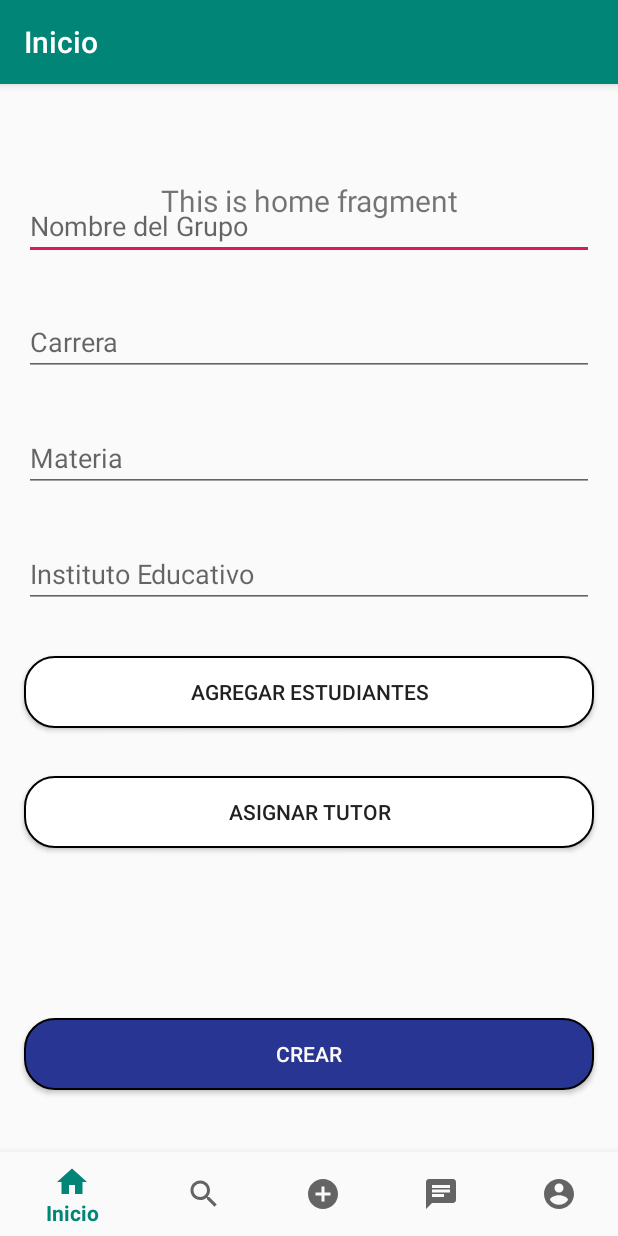
After one commit to alanbraidot/StudyGroup, an Android app: the CrearGrupo screen opened directly, with no data from a screen before it, on a phone screen of 412 x 824 dp. The commit adds this screen. Run offline under Robolectric (Android 15) with nearby library versions, the phone set to English and light mode, and no system bars; our stand-ins replace navigation-ui.

Commit message:
Se hizo Crear Grupo y Perfil

```diff
--- a/app/src/main/AndroidManifest.xml
+++ b/app/src/main/AndroidManifest.xml
@@ -9,10 +9,14 @@
         android:roundIcon="@mipmap/ic_launcher_round"
         android:supportsRtl="true"
         android:theme="@style/AppTheme">
-        <activity android:name=".activities.RegistroDatos"/>
+        <activity
+            android:name=".activities.CrearGrupo"
+            android:label="@string/title_activity_crear_grupo"></activity>
+        <activity android:name=".activities.RegistroDatos" />
         <activity android:name=".activities.MainActivity">
             <intent-filter>
                 <action android:name="android.intent.action.MAIN" />
+
                 <category android:name="android.intent.category.LAUNCHER" />
             </intent-filter>
         </activity>
--- /dev/null
+++ b/app/src/main/java/com/example/studygroup/activities/CrearGrupo.java
@@ -0,0 +1,34 @@
+package com.example.studygroup.activities;
+
+import android.os.Bundle;
+import com.example.studygroup.R;
+import com.google.android.material.bottomnavigation.BottomNavigationView;
+
+import androidx.appcompat.app.ActionBar;
+import androidx.appcompat.app.AppCompatActivity;
+import androidx.navigation.NavController;
+import androidx.navigation.Navigation;
+import androidx.navigation.ui.AppBarConfiguration;
+import androidx.navigation.ui.NavigationUI;
+
+public class CrearGrupo extends AppCompatActivity {
+
+    @Override
+    protected void onCreate(Bundle savedInstanceState) {
+        super.onCreate(savedInstanceState);
+        setContentView(R.layout.activity_crear_grupo);
+        BottomNavigationView navView = findViewById(R.id.nav_view);
+        // Passing each menu ID as a set of Ids because each
+        // menu should be considered as top level destinations.
+        ActionBar actionBar= getSupportActionBar();
+        actionBar.setDisplayHomeAsUpEnabled(true);
+        actionBar.setTitle(R.string.crear_grupo);
+        AppBarConfiguration appBarConfiguration = new AppBarConfiguration.Builder(
+                R.id.navigation_home, R.id.navigation_search, R.id.navigation_create, R.id.navigation_chat, R.id.navigation_account)
+                .build();
+        NavController navController = Navigation.findNavController(this, R.id.nav_host_fragment);
+        NavigationUI.setupActionBarWithNavController(this, navController, appBarConfiguration);
+        NavigationUI.setupWithNavController(navView, navController);
+    }
+
+}
--- /dev/null
+++ b/app/src/main/res/drawable/botonazul.xml
@@ -0,0 +1,14 @@
+<?xml version="1.0" encoding="utf-8"?>
+<shape xmlns:android="http://schemas.android.com/apk/res/android" android:shape="rectangle">
+    <solid android:color="@color/colorSecundario"/>
+
+    <stroke android:width="1.5dp"
+        android:color="#ff000000"/>
+
+    <padding android:left="1dp"
+        android:top="1dp"
+        android:right="1dp"
+        android:bottom="1dp"/>
+
+    <corners android:radius="30px"/>
+</shape>
--- /dev/null
+++ b/app/src/main/res/drawable/botonblanco.xml
@@ -0,0 +1,14 @@
+<?xml version="1.0" encoding="utf-8"?>
+<shape xmlns:android="http://schemas.android.com/apk/res/android" android:shape="rectangle">
+    <solid android:color="#ffffff"/>
+
+    <stroke android:width="1.5dp"
+        android:color="#ff000000"/>
+
+    <padding android:left="1dp"
+        android:top="1dp"
+        android:right="1dp"
+        android:bottom="1dp"/>
+
+    <corners android:radius="30px"/>
+</shape>
--- /dev/null
+++ b/app/src/main/res/layout/activity_crear_grupo.xml
@@ -0,0 +1,117 @@
+<?xml version="1.0" encoding="utf-8"?>
+<androidx.constraintlayout.widget.ConstraintLayout xmlns:android="http://schemas.android.com/apk/res/android"
+    xmlns:app="http://schemas.android.com/apk/res-auto"
+    xmlns:tools="http://schemas.android.com/tools"
+    android:id="@+id/container"
+    android:layout_width="match_parent"
+    android:layout_height="match_parent"
+    android:paddingTop="?attr/actionBarSize">
+
+    <LinearLayout
+        android:layout_width="match_parent"
+        android:layout_height="match_parent"
+        android:orientation="vertical">
+
+        <EditText
+            android:id="@+id/et_nombregrupo_crear"
+            android:layout_width="match_parent"
+            android:layout_height="wrap_content"
+            android:layout_marginHorizontal="@dimen/activity_horizontal_margin"
+            android:layout_marginVertical="@dimen/activity_vertical_margin"
+            android:ems="10"
+            android:inputType="textPersonName"
+            android:hint="Nombre del Grupo" />
+
+        <EditText
+            android:id="@+id/et_carrera_crear"
+            android:layout_width="match_parent"
+            android:layout_height="wrap_content"
+            android:layout_marginHorizontal="@dimen/activity_horizontal_margin"
+            android:layout_marginVertical="@dimen/activity_vertical_margin"
+            android:ems="10"
+            android:inputType="textPersonName"
+            android:hint="Carrera" />
+
+        <EditText
+            android:id="@+id/et_materia_crear"
+            android:layout_width="match_parent"
+            android:layout_height="wrap_content"
+            android:layout_marginHorizontal="@dimen/activity_horizontal_margin"
+            android:layout_marginVertical="@dimen/activity_vertical_margin"
+            android:ems="10"
+            android:inputType="textPersonName"
+            android:hint="Materia" />
+
+        <EditText
+            android:id="@+id/et_instituto_crear"
+            android:layout_width="match_parent"
+            android:layout_height="wrap_content"
+            android:layout_marginHorizontal="@dimen/activity_horizontal_margin"
+            android:layout_marginVertical="@dimen/activity_vertical_margin"
+            android:ems="10"
+            android:inputType="textPersonName"
+            android:hint="Instituto Educativo" />
+
+        <Button
+            android:id="@+id/btn_agregar_crear"
+            android:layout_width="match_parent"
+            android:layout_height="wrap_content"
+            android:textColor="@color/colorNegro"
+            android:background="@drawable/botonblanco"
+            android:layout_marginHorizontal="@dimen/activity_horizontal_margin"
+            android:layout_marginVertical="@dimen/activity_vertical_margin"
+            android:text="AGREGAR ESTUDIANTES" />
+
+        <Button
+            android:id="@+id/btn_asignar_crear"
+            android:layout_width="match_parent"
+            android:layout_height="wrap_content"
+            android:textColor="@color/colorNegro"
+            android:background="@drawable/botonblanco"
+            android:layout_marginHorizontal="@dimen/activity_horizontal_margin"
+            android:layout_marginVertical="@dimen/activity_vertical_margin"
+            android:text="ASIGNAR TUTOR" />
+
+        <androidx.constraintlayout.widget.ConstraintLayout
+            android:layout_width="match_parent"
+            android:layout_height="match_parent">
+            <Button
+                android:id="@+id/btn_crearGrupo_crear"
+                android:layout_width="match_parent"
+                android:layout_height="wrap_content"
+                android:layout_marginHorizontal="@dimen/activity_horizontal_margin"
+                android:layout_marginVertical="@dimen/activity_vertical_margin"
+                android:background="@drawable/botonazul"
+                android:textColor="@color/colorBlanco"
+                android:layout_marginTop="70dp"
+                android:text="CREAR"
+                app:layout_constraintBottom_toBottomOf="parent"
+                app:layout_constraintTop_toTopOf="parent"
+                tools:layout_editor_absoluteX="16dp" />
+        </androidx.constraintlayout.widget.ConstraintLayout>
+
+    </LinearLayout>
+
+    <com.google.android.material.bottomnavigation.BottomNavigationView
+        android:id="@+id/nav_view"
+        android:layout_width="0dp"
+        android:layout_height="wrap_content"
+        android:background="?android:attr/windowBackground"
+        app:layout_constraintBottom_toBottomOf="parent"
+        app:layout_constraintLeft_toLeftOf="parent"
+        app:layout_constraintRight_toRightOf="parent"
+        app:menu="@menu/bottom_nav_menu" />
+
+    <fragment
+        android:id="@+id/nav_host_fragment"
+        android:name="androidx.navigation.fragment.NavHostFragment"
+        android:layout_width="match_parent"
+        android:layout_height="match_parent"
+        app:defaultNavHost="true"
+        app:layout_constraintBottom_toTopOf="@id/nav_view"
+        app:layout_constraintLeft_toLeftOf="parent"
+        app:layout_constraintRight_toRightOf="parent"
+        app:layout_constraintTop_toTopOf="parent"
+        app:navGraph="@navigation/mobile_navigation" />
+
+</androidx.constraintlayout.widget.ConstraintLayout>
--- a/app/src/main/res/values/colors.xml
+++ b/app/src/main/res/values/colors.xml
@@ -5,4 +5,5 @@
     <color name="colorAccent">#D81B60</color>
     <color name="colorSecundario">#283593</color>
     <color name="colorBlanco">#FFFAFA</color>
+    <color name="colorNegro">#212121</color>
 </resources>
--- a/app/src/main/res/values/strings.xml
+++ b/app/src/main/res/values/strings.xml
@@ -7,4 +7,8 @@
     <string name="title_create">Crear</string>
     <string name="title_chat">Chat</string>
     <string name="title_account">Perfil</string>
+    <string name="title_activity_crear_grupo">CrearGrupo</string>
+    <string name="title_dashboard">Dashboard</string>
+    <string name="title_notifications">Notifications</string>
+    <string name="crear_grupo">Crear Grupo</string>
 </resources>
```
Also changed, not shown: app/src/main/java/com/example/studygroup/activities/ui/dashboard/DashboardFragment.java (added, +35 -0 lines), app/src/main/java/com/example/studygroup/activities/ui/dashboard/DashboardViewModel.java (added, +19 -0 lines), app/src/main/java/com/example/studygroup/activities/ui/home/HomeFragment.java (added, +35 -0 lines), app/src/main/java/com/example/studygroup/activities/ui/home/HomeViewModel.java (added, +19 -0 lines), app/src/main/java/com/example/studygroup/activities/ui/notifications/NotificationsFragment.java (added, +35 -0 lines), app/src/main/java/com/example/studygroup/activities/ui/notifications/NotificationsViewModel.java (added, +19 -0 lines), app/src/main/res/drawable/ic_dashboard_black_24dp.xml (added, +9 -0 lines), app/src/main/res/drawable/ic_notifications_black_24dp.xml (added, +9 -0 lines), app/src/main/res/layout/fragment_dashboard.xml (added, +19 -0 lines), app/src/main/res/layout/fragment_notifications.xml (added, +19 -0 lines), 1 other file.
